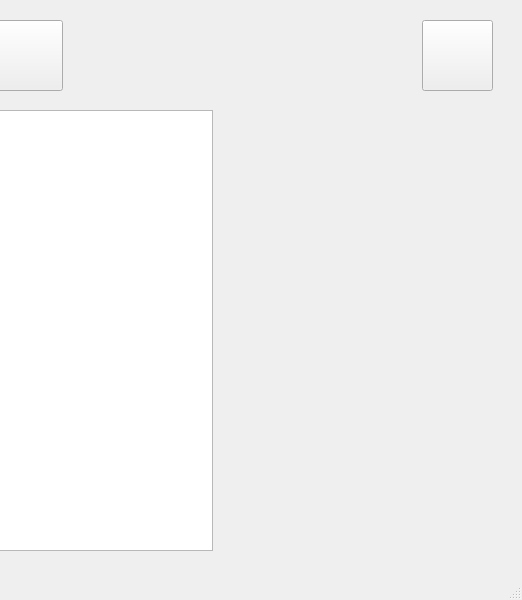
Above: Patientenverwaltung/mainwindow.ui from JenniferRied/Patientenverwaltung before the change; both pictures show x 278 to 800 and y 0 to 600 of the 800 by 600 pixel window. Below: the same form after it.
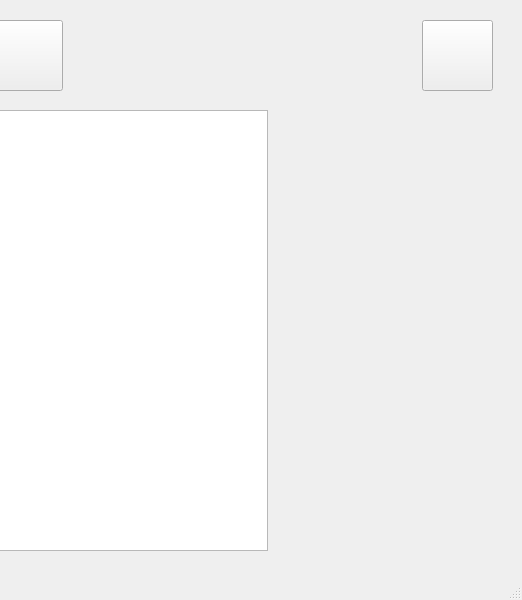
That is the form after the change. Icons and pictures are not drawn.

Commit message: Checkbox und Patienten in Tabelle hinzugefügt

```diff
--- a/Patientenverwaltung/mainwindow.ui
+++ b/Patientenverwaltung/mainwindow.ui
@@ -84,7 +84,7 @@
      <rect>
       <x>30</x>
       <y>110</y>
-      <width>461</width>
+      <width>516</width>
       <height>441</height>
      </rect>
     </property>
```
The commit also changes 2 other files.
